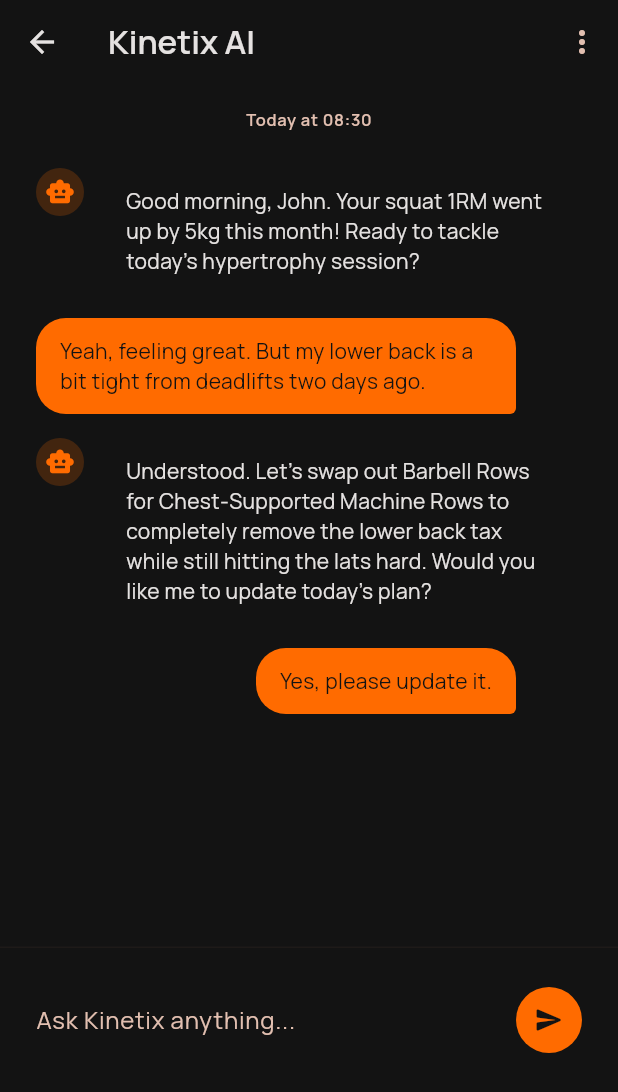
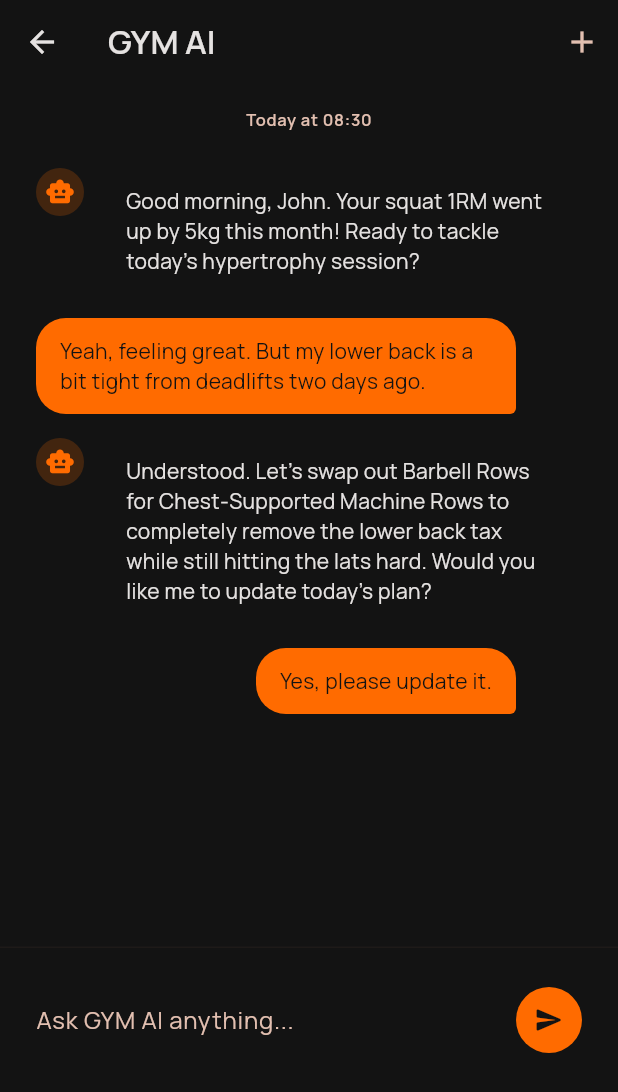
Before and after one commit to mahmoodalaaa/ai_gym_mobile_app, a Flutter app: the AiCoachScreen screen opened directly, on a phone screen of 412 x 824 dp. Shown: the top 1092 px of the screen. Run offline on Flutter 3.47's test engine with Material 3 defaults, Android fonts, the phone set to English and light mode, and no system bars; our stand-ins replace flutter_dotenv, google_fonts; missing offline and left inert: auth0_flutter; network calls fail.

Commit message:
ui changes

```diff
--- a/lib/screens/ai_coach_screen.dart
+++ b/lib/screens/ai_coach_screen.dart
@@ -7,11 +7,15 @@
   Widget build(BuildContext context) {
     return Scaffold(
       appBar: AppBar(
-        title: const Text('Kinetix AI'),
+        title: const Text('GYM AI'),
         backgroundColor: Colors.transparent,
         elevation: 0,
         actions: [
-          IconButton(icon: const Icon(Icons.more_vert), onPressed: () {}),
+          IconButton(
+            icon: const Icon(Icons.add),
+            tooltip: 'New Chat',
+            onPressed: () {},
+          ),
         ],
       ),
       body: Column(
@@ -70,7 +74,7 @@
                 Expanded(
                   child: TextField(
                     decoration: InputDecoration(
-                      hintText: 'Ask Kinetix anything...',
+                      hintText: 'Ask GYM AI anything...',
                       border: InputBorder.none,
                       hintStyle: Theme.of(context).textTheme.bodyLarge
                           ?.copyWith(
--- a/lib/screens/profile_settings_screen.dart
+++ b/lib/screens/profile_settings_screen.dart
@@ -39,7 +39,7 @@
           _buildSectionTitle(context, 'PREFERENCES'),
           const SizedBox(height: 16),
           _buildSettingsTile(context, 'Units', 'kg / cm'),
-          _buildSettingsTile(context, 'Theme', 'Kinetix Dark'),
+          _buildSettingsTile(context, 'Theme', 'GYM AI Dark'),
           _buildSettingsTile(context, 'Notifications', 'Enabled'),
           const SizedBox(height: 48),
 
```
Also changed, not shown: lib/main.dart (+17 -2 lines), lib/screens/weekly_plan_screen.dart (+11 -4 lines).
